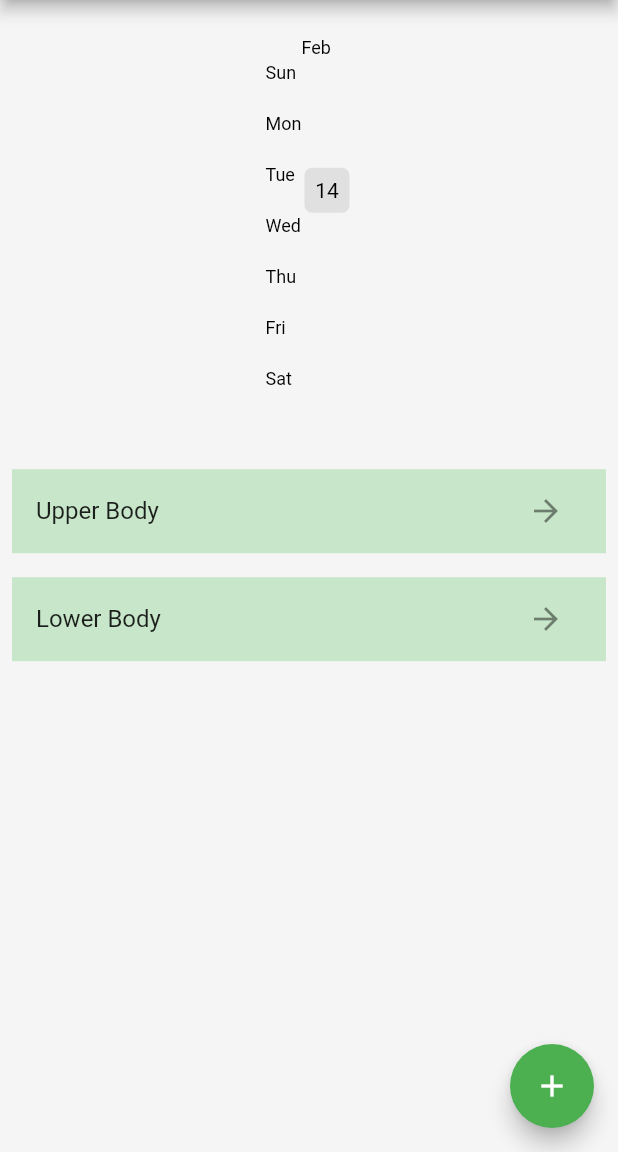
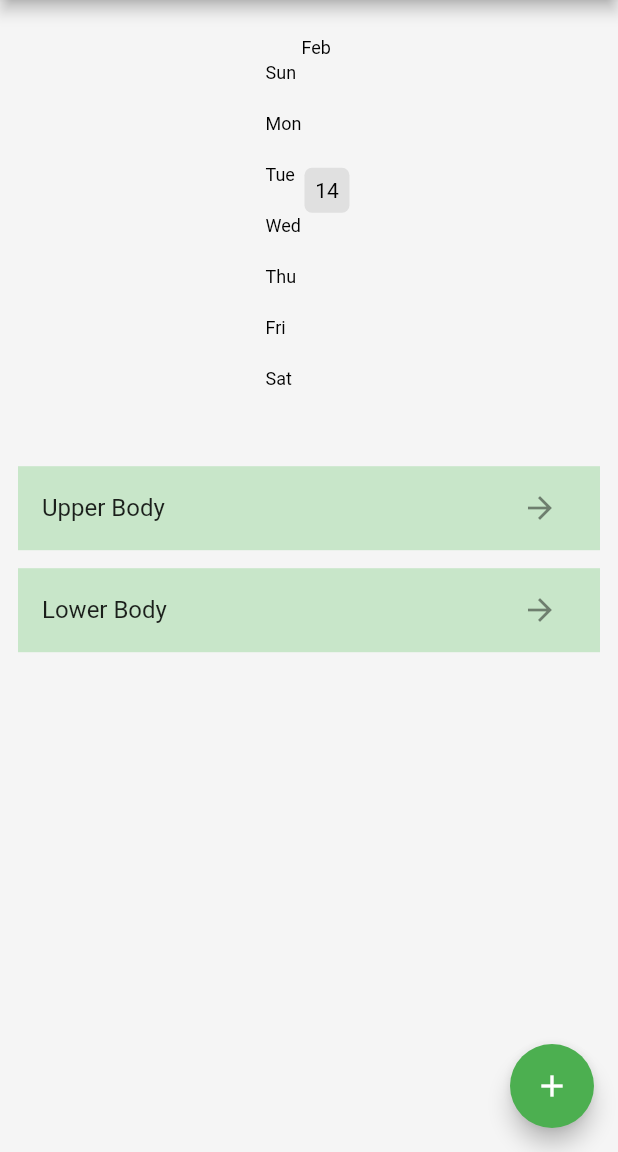
Before and after one commit to dobrunov/workout_tracker, a Flutter app: the screen it shows after launch, on a phone screen of 412 x 824 dp, the part 84-1236 px from its top. Run offline on Flutter 3.47's test engine with Material 2 defaults, Android fonts, the phone set to English and light mode, and no system bars; drawn by our look-alikes of flutter_heatmap_calendar; our stand-ins replace hive, hive_flutter; accounts and stored records are empty.

Commit message:
add decoration constants, work with paddings

```diff
--- a/lib/components/heat_map.dart
+++ b/lib/components/heat_map.dart
@@ -3,6 +3,7 @@ import 'package:flutter_heatmap_calendar/flutter_heatmap_calendar.dart';
 import 'package:workout_tracker/datetime/date_time.dart';
 
 import '../constants/color_constants.dart';
+import '../constants/decoration_constants.dart';
 
 class MyHeatMap extends StatelessWidget {
   final Map<DateTime, int>? datasets;
@@ -17,7 +18,7 @@ class MyHeatMap extends StatelessWidget {
   @override
   Widget build(BuildContext context) {
     return Container(
-      padding: const EdgeInsets.all(25),
+      padding: padding25,
       child: HeatMap(
         startDate: createDateTimeObject(startDateYYYYMMDD),
         endDate: DateTime.now().add(const Duration(days: 0)),
--- a/lib/constants/color_constants.dart
+++ b/lib/constants/color_constants.dart
@@ -1,10 +1,4 @@
 import 'package:flutter/material.dart';
-
-///
-///
-///
-///
-///
 
 final green100 = Colors.green[100];
 final green200 = Colors.green[200];
--- /dev/null
+++ b/lib/constants/decoration_constants.dart
@@ -0,0 +1,6 @@
+import 'package:flutter/material.dart';
+
+const tilePadding = EdgeInsets.only(left: 12.0, top: 6.0, right: 12.0, bottom: 6.0);
+
+const paddingLeftRight15 = EdgeInsets.only(left: 15.0, right: 15);
+const padding25 = EdgeInsets.all(25);
--- a/lib/pages/home_page.dart
+++ b/lib/pages/home_page.dart
@@ -1,5 +1,6 @@
 import 'package:flutter/material.dart';
 import 'package:provider/provider.dart';
+import 'package:workout_tracker/constants/decoration_constants.dart';
 import 'package:workout_tracker/models/workout.dart';
 import 'package:workout_tracker/pages/workout_page.dart';
 
@@ -36,7 +37,7 @@ class _HomePageState extends State<HomePage> {
         ),
         actions: [
           Padding(
-            padding: const EdgeInsets.only(left: 15.0, right: 15),
+            padding: paddingLeftRight15,
             child: Row(
               mainAxisAlignment: MainAxisAlignment.spaceBetween,
               children: [
@@ -79,7 +80,6 @@ class _HomePageState extends State<HomePage> {
     String newWorkoutName = newWorkoutNameController.text;
     // add workout to workout data list
     Provider.of<WorkoutData>(context, listen: false).addWorkout(newWorkoutName);
-
     // pop dialog box
     Navigator.pop(context);
     clear();
@@ -125,7 +125,7 @@ class _HomePageState extends State<HomePage> {
                 physics: const NeverScrollableScrollPhysics(),
                 itemCount: value.getWorkoutList().length,
                 itemBuilder: (context, index) => Padding(
-                  padding: const EdgeInsets.all(8.0),
+                  padding: tilePadding,
                   child: Container(
                     color: green100,
                     child: ListTile(
```
Also changed, not shown: lib/components/exercise_tile.dart (+2 -5 lines), lib/pages/workout_page.dart (+3 -10 lines).
